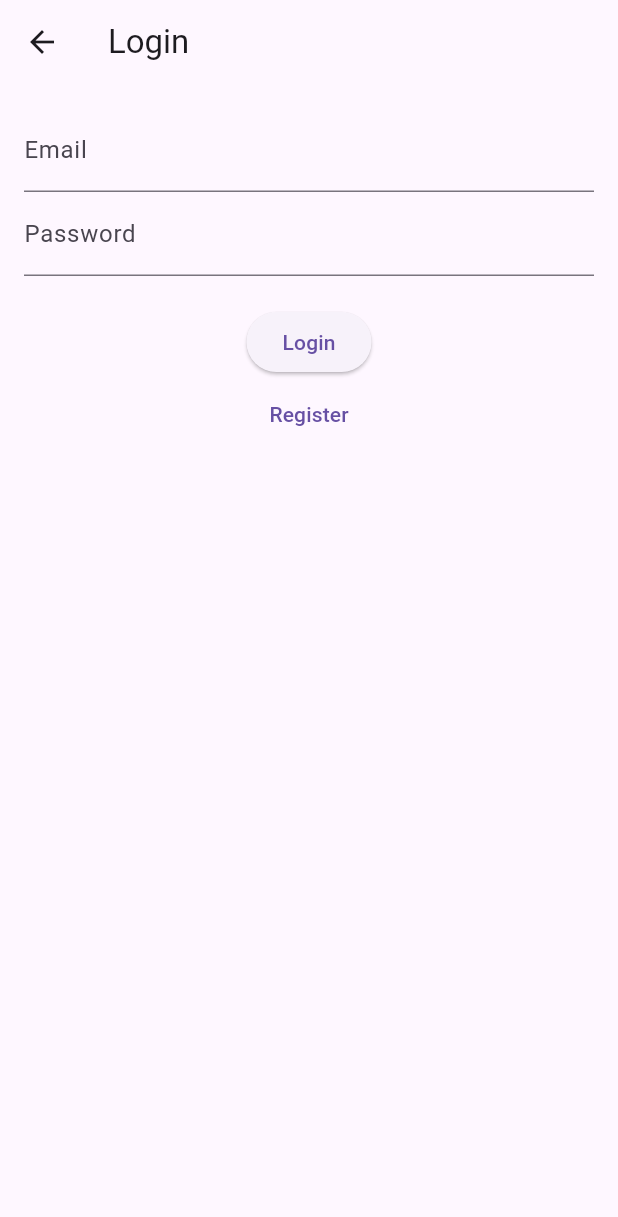
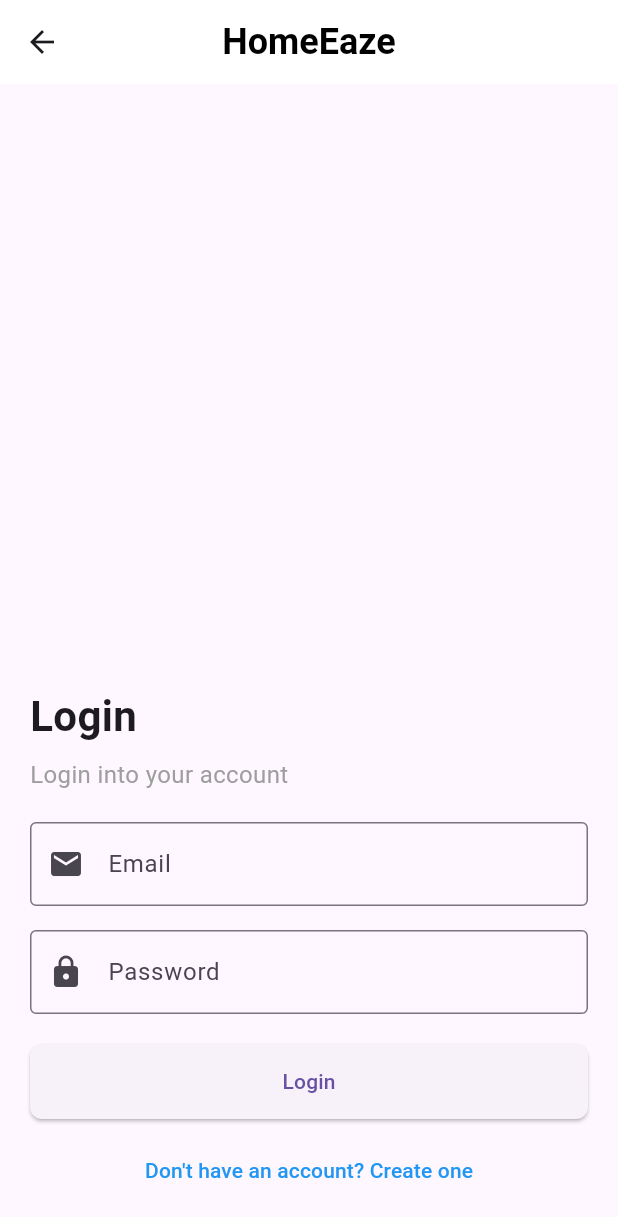
Before and after one commit to INTEL-ONBOARD/hsp, a Flutter app: the screen it shows after launch, on a phone screen of 412 x 824 dp. Shown: the top 1217 px of the screen. Run offline on Flutter 3.47's test engine with Material 3 defaults, Android fonts, the phone set to English and light mode, and no system bars.

Commit message:
commit no 3 login view form bidu

```diff
--- a/lib/pages/login_page.dart
+++ b/lib/pages/login_page.dart
@@ -1,7 +1,6 @@
 import 'package:flutter/material.dart';
 import 'register_page.dart';
 import 'home_page.dart';
-import 'login_page.dart';
 
 class LoginPage extends StatefulWidget {
   const LoginPage({super.key});
@@ -17,52 +16,92 @@ class _LoginPageState extends State<LoginPage> {
   @override
   Widget build(BuildContext context) {
     return Scaffold(
-      appBar: AppBar(title: Text('Login')),
-      body: Padding(
-        padding: const EdgeInsets.all(16.0),
+      appBar: AppBar(
+        backgroundColor: Colors.white,
+        elevation: 0,
+        centerTitle: true,
+        title: const Text(
+          'HomeEaze',
+          style: TextStyle(
+            fontWeight: FontWeight.bold,
+            fontSize: 24,
+            color: Colors.black,
+          ),
+        ),
+      ),
+      body: Stack(
+        children: [
+          Align(
+            alignment: Alignment.bottomCenter,
+            child: Padding(
+              padding: const EdgeInsets.all(20.0),
               child: Column(
+                mainAxisSize: MainAxisSize.min,
+                crossAxisAlignment: CrossAxisAlignment.start,
                 children: [
+                  const Text(
+                    'Login',
+                    style: TextStyle(fontSize: 28, fontWeight: FontWeight.bold),
+                  ),
+                  const SizedBox(height: 8),
+                  const Text(
+                    'Login into your account',
+                    style: TextStyle(fontSize: 16, color: Colors.grey),
+                  ),
+                  const SizedBox(height: 20),
                   TextField(
                     controller: emailController,
-              decoration: InputDecoration(labelText: 'Email'),
+                    decoration: const InputDecoration(
+                      prefixIcon: Icon(Icons.email),
+                      labelText: 'Email',
+                      border: OutlineInputBorder(),
                     ),
+                  ),
+                  const SizedBox(height: 16),
                   TextField(
                     controller: passwordController,
                     obscureText: true,
-              decoration: InputDecoration(labelText: 'Password'),
+                    decoration: const InputDecoration(
+                      prefixIcon: Icon(Icons.lock),
+                      labelText: 'Password',
+                      border: OutlineInputBorder(),
                     ),
-            SizedBox(height: 20),
+                  ),
+                  const SizedBox(height: 20),
                   ElevatedButton(
+                    style: ElevatedButton.styleFrom(
+                      minimumSize: const Size(double.infinity, 50),
+                      shape: RoundedRectangleBorder(
+                        borderRadius: BorderRadius.circular(8),
+                      ),
+                    ),
                     onPressed: () async {
-                // bool success = await AuthService().signIn(
-                //   emailController.text,
-                //   passwordController.text,
-                // );
-                // if (success) {
-                //   Navigator.pushReplacement(
-                //     context,
-                //     MaterialPageRoute(builder: (context) => HomePage()),
-                //   );
-                // } else {
-                //   ScaffoldMessenger.of(context).showSnackBar(
-                //     SnackBar(content: Text('Login failed')),
-                //   );
-                // }
+                      // Add your login logic here
                     },
-              child: Text('Login'),
+                    child: const Text('Login'),
                   ),
-            TextButton(
+                  const SizedBox(height: 10),
+                  Center(
+                    child: TextButton(
                       onPressed: () {
                         Navigator.push(
                           context,
-                  MaterialPageRoute(builder: (context) => RegisterPage()),
+                          MaterialPageRoute(
+                              builder: (context) => const RegisterPage()),
                         );
                       },
-              child: Text('Register'),
+                      child: const Text(
+                        "Don't have an account? Create one",
+                        style: TextStyle(color: Colors.blue),
+                      ),
+                    ),
                   ),
                 ],
               ),
             ),
+          ),
+        ],
+      ),
     );
   }
 }
```
Lines whose indentation alone changed are shown as unchanged.
